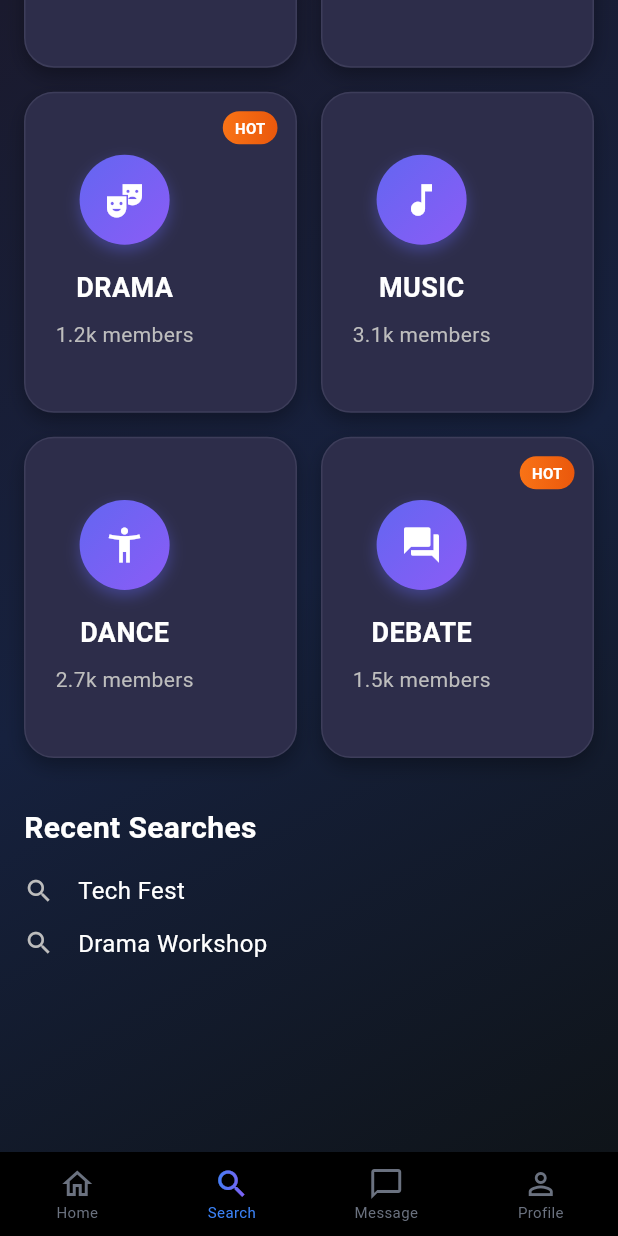
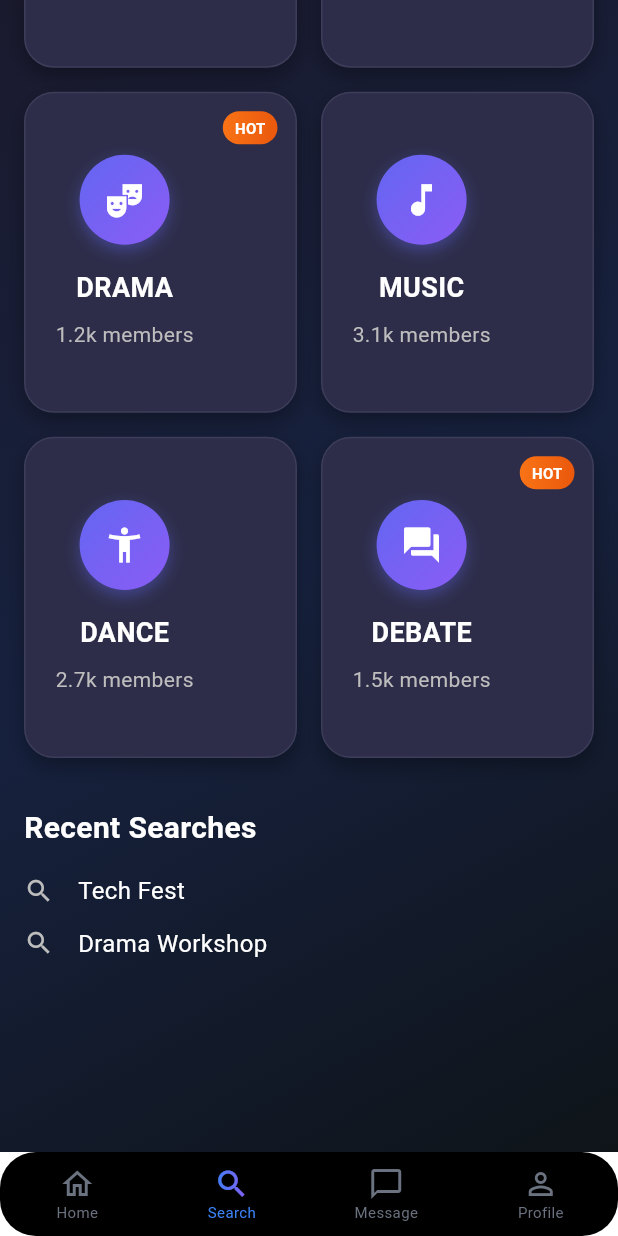
Before and after one commit to WEFT-TIET/FRONTEND, a Flutter app: the screen it shows after launch, item 2 of the bottom bar chosen, scrolled down 346 dp, on a phone screen of 412 x 824 dp. Run offline on Flutter 3.47's test engine with Material 3 defaults, Android fonts, the phone set to English and light mode, and no system bars; our stand-ins replace google_fonts.

Commit message:
Gradient colors and theme adjustments

```diff
--- a/frontend_weft/lib/core/theme/app_pallete.dart
+++ b/frontend_weft/lib/core/theme/app_pallete.dart
@@ -24,4 +24,10 @@ class AppPallete {
 
   static const Color eventCardColor = Color(0xFF2A3A4D);
   static const Color postCardColor = Color.fromARGB(255, 15, 5, 37);
+
+  static const Color transperantColor = Colors.transparent;
+
+  static const Color gradient1 = Color(0xFF1a1a2e);
+  static const Color gradient2 = Color(0xFF16213e);
+  static const Color gradient3 = Color(0xFF0f1419);
 }
--- a/frontend_weft/lib/core/theme/theme.dart
+++ b/frontend_weft/lib/core/theme/theme.dart
@@ -1,27 +1,15 @@
 import 'package:flutter/material.dart';
 import 'package:frontend_weft/core/theme/app_pallete.dart';
-
-class LightAppTheme {
-  static final lightThemeMode = ThemeData.light().copyWith(
-    brightness: Brightness.light,
-    scaffoldBackgroundColor: AppPallete.scaffoldBackgroundColorLight,
-    cardColor: AppPallete.cardColorLight,
-    primaryColor: AppPallete.primaryLight,
-    colorScheme: ColorScheme.light(
-      primary: AppPallete.primaryLight,
-      secondary: AppPallete.secondaryLight,
-    ),
-    textTheme: const TextTheme(
-      bodyLarge: TextStyle(color: AppPallete.textPrimaryLight),
-      bodyMedium: TextStyle(color: AppPallete.textSecondaryLight),
-    ),
-  );
-}
 
 class DarkAppTheme {
   static final darkThemeMode = ThemeData.dark().copyWith(
     brightness: Brightness.dark,
-    scaffoldBackgroundColor: AppPallete.scaffoldBackgroundColorDark,
+    scaffoldBackgroundColor: AppPallete.transperantColor,
+    bottomNavigationBarTheme: const BottomNavigationBarThemeData(
+      backgroundColor: AppPallete.transperantColor,
+      selectedItemColor: AppPallete.primaryDark,
+      unselectedItemColor: AppPallete.textSecondaryDark,
+    ),
     cardColor: AppPallete.cardColorDark,
     primaryColor: AppPallete.primaryDark,
     colorScheme: ColorScheme.dark(
--- a/frontend_weft/lib/features/navbar/navigation.dart
+++ b/frontend_weft/lib/features/navbar/navigation.dart
@@ -1,4 +1,5 @@
 import 'package:flutter/material.dart';
+import 'package:frontend_weft/core/theme/app_pallete.dart';
 import 'package:frontend_weft/features/home/view/pages/home.dart';
 import 'package:frontend_weft/features/messages/view/pages/message.dart';
 import 'package:frontend_weft/features/profile/view/pages/profile.dart';
@@ -16,7 +17,7 @@ class BottomNavBar extends StatefulWidget {
 class _BottomNavBarState extends State<BottomNavBar> {
   int _selectedIndex = 0;
 
-  static List<Widget> _pages = <Widget>[
+  static final List<Widget> _pages = <Widget>[
     HomePage(),
     SearchPage(),
     MessagePage(),
@@ -43,6 +44,7 @@ class _BottomNavBarState extends State<BottomNavBar> {
   @override
   Widget build(BuildContext context) {
     return Scaffold(
+      backgroundColor: AppPallete.transperantColor,
       body: _pages[_selectedIndex],
       bottomNavigationBar: Container(
     decoration: BoxDecoration(
--- a/frontend_weft/lib/features/profile/view/pages/profile.dart
+++ b/frontend_weft/lib/features/profile/view/pages/profile.dart
@@ -1,4 +1,5 @@
 import 'package:flutter/material.dart';
+import 'package:frontend_weft/core/theme/app_pallete.dart';
 import '../widgets/profile_info_row.dart';
 import '../widgets/profile_edit_field.dart';
 import '../widgets/wef_card.dart';
@@ -34,6 +35,7 @@ class _ProfilePageState extends State<ProfilePage> {
     final accent = theme.colorScheme.primary;
 
     return Scaffold(
+      backgroundColor: AppPallete.scaffoldBackgroundColorDark,
       body: CustomScrollView(
         slivers: [
           SliverAppBar(
--- a/frontend_weft/lib/features/search/view/pages/search.dart
+++ b/frontend_weft/lib/features/search/view/pages/search.dart
@@ -1,9 +1,12 @@
 import 'package:flutter/material.dart';
+import 'package:frontend_weft/core/theme/app_pallete.dart';
 import '../widgets/society_card.dart';
 import '../widgets/recent_search_item.dart';
 import 'wefter_page.dart';
 
 class SearchPage extends StatefulWidget {
+  const SearchPage({super.key});
+
   @override
   _SearchPageState createState() => _SearchPageState();
 }
@@ -12,18 +15,45 @@ class _SearchPageState extends State<SearchPage> {
   final TextEditingController _searchController = TextEditingController();
 
   final List<Society> popularSocieties = [
-    Society(name: 'CCS', icon: Icons.computer, memberCount: '2.4k members', isHot: true),
-    Society(name: 'FAPS', icon: Icons.flag, memberCount: '1.8k members', isHot: false),
-    Society(name: 'DRAMA', icon: Icons.theater_comedy, memberCount: '1.2k members', isHot: true),
-    Society(name: 'MUSIC', icon: Icons.music_note, memberCount: '3.1k members', isHot: false),
-    Society(name: 'DANCE', icon: Icons.accessibility_new, memberCount: '2.7k members', isHot: false),
-    Society(name: 'DEBATE', icon: Icons.forum, memberCount: '1.5k members', isHot: true),
+    Society(
+      name: 'CCS',
+      icon: Icons.computer,
+      memberCount: '2.4k members',
+      isHot: true,
+    ),
+    Society(
+      name: 'FAPS',
+      icon: Icons.flag,
+      memberCount: '1.8k members',
+      isHot: false,
+    ),
+    Society(
+      name: 'DRAMA',
+      icon: Icons.theater_comedy,
+      memberCount: '1.2k members',
+      isHot: true,
+    ),
+    Society(
+      name: 'MUSIC',
+      icon: Icons.music_note,
+      memberCount: '3.1k members',
+      isHot: false,
+    ),
+    Society(
+      name: 'DANCE',
+      icon: Icons.accessibility_new,
+      memberCount: '2.7k members',
+      isHot: false,
+    ),
+    Society(
+      name: 'DEBATE',
+      icon: Icons.forum,
+      memberCount: '1.5k members',
+      isHot: true,
+    ),
   ];
 
-  final List<String> recentSearches = [
-    'Tech Fest',
-    'Drama Workshop',
-  ];
+  final List<String> recentSearches = ['Tech Fest', 'Drama Workshop'];
 
   void _navigateToWEFTerPage() {
     Navigator.push(
@@ -41,9 +71,9 @@ class _SearchPageState extends State<SearchPage> {
             begin: Alignment.topLeft,
             end: Alignment.bottomRight,
             colors: [
-              Color(0xFF1a1a2e),
-              Color(0xFF16213e),
-              Color(0xFF0f1419),
+              AppPallete.gradient1,
+              AppPallete.gradient2,
+              AppPallete.gradient3,
             ],
           ),
         ),
@@ -69,14 +99,20 @@ class _SearchPageState extends State<SearchPage> {
                             ),
                           ),
                           child: Container(
-                            padding: EdgeInsets.symmetric(horizontal: 20, vertical: 16),
+                            padding: EdgeInsets.symmetric(
+                              horizontal: 20,
+                              vertical: 16,
+                            ),
                             child: Row(
                               children: [
                                 Icon(Icons.search, color: Colors.grey[400]),
                                 SizedBox(width: 12),
                                 Text(
                                   'Search students, societies, events...',
-                                  style: TextStyle(color: Colors.grey[400], fontSize: 16),
+                                  style: TextStyle(
+                                    color: Colors.grey[400],
+                                    fontSize: 16,
+                                  ),
                                 ),
                               ],
                             ),
@@ -107,7 +143,9 @@ class _SearchPageState extends State<SearchPage> {
                           return SocietyCard(
                             society: popularSocieties[index],
                             onTap: () {
-                              print('Tapped on ${popularSocieties[index].name}');
+                              print(
+                                'Tapped on ${popularSocieties[index].name}',
+                              );
                             },
                           );
                         },
@@ -122,12 +160,14 @@ class _SearchPageState extends State<SearchPage> {
                         ),
                       ),
                       SizedBox(height: 16),
-                      ...recentSearches.map((search) => RecentSearchItem(
-                        searchText: search,
-                        onTap: () {
-                          _navigateToWEFTerPage();
-                        },
-                      )).toList(),
+                      ...recentSearches.map(
+                        (search) => RecentSearchItem(
+                          searchText: search,
+                          onTap: () {
+                            _navigateToWEFTerPage();
+                          },
+                        ),
+                      ),
                       SizedBox(height: 100),
                     ],
                   ),
@@ -140,7 +180,6 @@ class _SearchPageState extends State<SearchPage> {
     );
   }
 }
-
 
 class Society {
   final String name;
@@ -160,11 +199,7 @@ class SocietyCard extends StatelessWidget {
   final Society society;
   final VoidCallback onTap;
 
-  const SocietyCard({
-    Key? key,
-    required this.society,
-    required this.onTap,
-  }) : super(key: key);
+  const SocietyCard({super.key, required this.society, required this.onTap});
 
   @override
   Widget build(BuildContext context) {
@@ -174,10 +209,7 @@ class SocietyCard extends StatelessWidget {
         decoration: BoxDecoration(
           color: Color(0xFF2d2d4a),
           borderRadius: BorderRadius.circular(20),
-          border: Border.all(
-            color: Color(0xFF3d3d5a),
-            width: 1,
-          ),
+          border: Border.all(color: Color(0xFF3d3d5a), width: 1),
           boxShadow: [
             BoxShadow(
               color: Colors.black.withOpacity(0.3),
@@ -201,10 +233,7 @@ class SocietyCard extends StatelessWidget {
                       gradient: LinearGradient(
                         begin: Alignment.topLeft,
                         end: Alignment.bottomRight,
-                        colors: [
-                          Color(0xFF6366f1),
-                          Color(0xFF8b5cf6),
-                        ],
+                        colors: [Color(0xFF6366f1), Color(0xFF8b5cf6)],
                       ),
                       shape: BoxShape.circle,
                       boxShadow: [
@@ -215,11 +244,7 @@ class SocietyCard extends StatelessWidget {
                         ),
                       ],
                     ),
-                    child: Icon(
-                      society.icon,
-                      color: Colors.white,
-                      size: 28,
-                    ),
+                    child: Icon(society.icon, color: Colors.white, size: 28),
                   ),
 
                   SizedBox(height: 16),
@@ -239,10 +264,7 @@ class SocietyCard extends StatelessWidget {
                   // Member Count
                   Text(
                     society.memberCount,
-                    style: TextStyle(
-                      color: Colors.grey[400],
-                      fontSize: 14,
-                    ),
+                    style: TextStyle(color: Colors.grey[400], fontSize: 14),
                   ),
                 ],
               ),
@@ -257,10 +279,7 @@ class SocietyCard extends StatelessWidget {
                   padding: EdgeInsets.symmetric(horizontal: 8, vertical: 4),
                   decoration: BoxDecoration(
                     gradient: LinearGradient(
-                      colors: [
-                        Color(0xFFf97316),
-                        Color(0xFFea580c),
-                      ],
+                      colors: [Color(0xFFf97316), Color(0xFFea580c)],
                     ),
                     borderRadius: BorderRadius.circular(12),
                   ),
@@ -286,10 +305,10 @@ class RecentSearchItem extends StatelessWidget {
   final VoidCallback onTap;
 
   const RecentSearchItem({
-    Key? key,
+    super.key,
     required this.searchText,
     required this.onTap,
-  }) : super(key: key);
+  });
 
   @override
   Widget build(BuildContext context) {
@@ -299,18 +318,11 @@ class RecentSearchItem extends StatelessWidget {
         margin: EdgeInsets.only(bottom: 12),
         child: Row(
           children: [
-            Icon(
-              Icons.search,
-              color: Colors.grey[400],
-              size: 20,
-            ),
+            Icon(Icons.search, color: Colors.grey[400], size: 20),
             SizedBox(width: 16),
             Text(
               searchText,
-              style: TextStyle(
-                color: Colors.white,
-                fontSize: 16,
-              ),
+              style: TextStyle(color: Colors.white, fontSize: 16),
             ),
           ],
         ),
@@ -324,10 +336,10 @@ class CustomBottomNavigationBar extends StatelessWidget {
   final Function(int) onTap;
 
   const CustomBottomNavigationBar({
-    Key? key,
+    super.key,
     required this.currentIndex,
     required this.onTap,
-  }) : super(key: key);
+  });
 
   @override
   Widget build(BuildContext context) {
@@ -335,9 +347,7 @@ class CustomBottomNavigationBar extends StatelessWidget {
       height: 80,
       decoration: BoxDecoration(
         color: Color(0xFF1a1a2e),
-        border: Border(
-          top: BorderSide(color: Color(0xFF2d2d4a), width: 1),
-        ),
+        border: Border(top: BorderSide(color: Color(0xFF2d2d4a), width: 1)),
       ),
       child: Row(
         mainAxisAlignment: MainAxisAlignment.spaceAround,
@@ -383,6 +393,8 @@ class CustomBottomNavigationBar extends StatelessWidget {
 
 // WEFTer Page Class
 class WEFTerPage extends StatefulWidget {
+  const WEFTerPage({super.key});
+
   @override
   _WEFTerPageState createState() => _WEFTerPageState();
 }
@@ -400,11 +412,7 @@ class _WEFTerPageState extends State<WEFTerPage> {
           gradient: LinearGradient(
             begin: Alignment.topLeft,
             end: Alignment.bottomRight,
-            colors: [
-              Color(0xFF1a1a2e),
-              Color(0xFF16213e),
-              Color(0xFF0f1419),
-            ],
+            colors: [Color(0xFF1a1a2e), Color(0xFF16213e), Color(0xFF0f1419)],
           ),
         ),
         child: SafeArea(
@@ -445,10 +453,7 @@ class _WEFTerPageState extends State<WEFTerPage> {
                       decoration: BoxDecoration(
                         color: Color(0xFF2d2d4a),
                         borderRadius: BorderRadius.circular(24),
-                        border: Border.all(
-                          color: Color(0xFF3d3d5a),
-                          width: 1,
-                        ),
+                        border: Border.all(color: Color(0xFF3d3d5a), width: 1),
                         boxShadow: [
                           BoxShadow(
                             color: Colors.black.withOpacity(0.3),
@@ -584,10 +589,7 @@ class _WEFTerPageState extends State<WEFTerPage> {
           decoration: BoxDecoration(
             color: Color(0xFF3d3d5a),
             borderRadius: BorderRadius.circular(12),
-            border: Border.all(
-              color: Color(0xFF4d4d6a),
-              width: 1,
-            ),
+            border: Border.all(color: Color(0xFF4d4d6a), width: 1),
           ),
           child: TextField(
             controller: controller,
@@ -596,7 +598,10 @@ class _WEFTerPageState extends State<WEFTerPage> {
               hintText: placeholder,
               hintStyle: TextStyle(color: Colors.grey[500]),
               border: InputBorder.none,
-              contentPadding: EdgeInsets.symmetric(horizontal: 16, vertical: 14),
+              contentPadding: EdgeInsets.symmetric(
+                horizontal: 16,
+                vertical: 14,
+              ),
             ),
           ),
         ),
--- a/frontend_weft/lib/features/search/view/widgets/recent_search_item.dart
+++ b/frontend_weft/lib/features/search/view/widgets/recent_search_item.dart
@@ -5,10 +5,10 @@ class RecentSearchItem extends StatelessWidget {
   final VoidCallback onTap;
 
   const RecentSearchItem({
-    Key? key,
+    super.key,
     required this.searchText,
     required this.onTap,
-  }) : super(key: key);
+  });
 
   @override
   Widget build(BuildContext context) {
--- a/frontend_weft/lib/features/search/view/widgets/society_card.dart
+++ b/frontend_weft/lib/features/search/view/widgets/society_card.dart
@@ -6,10 +6,10 @@ class SocietyCard extends StatelessWidget {
   final VoidCallback onTap;
 
   const SocietyCard({
-    Key? key,
+    super.key,
     required this.society,
     required this.onTap,
-  }) : super(key: key);
+  });
 
   @override
   Widget build(BuildContext context) {
--- a/frontend_weft/lib/main.dart
+++ b/frontend_weft/lib/main.dart
@@ -29,9 +29,7 @@ class _MyAppState extends State<MyApp> {
     return MaterialApp(
       debugShowCheckedModeBanner: false,
       title: 'WEFT',
-      theme: LightAppTheme.lightThemeMode,
-      darkTheme: DarkAppTheme.darkThemeMode,
-      themeMode: _isDarkMode ? ThemeMode.dark : ThemeMode.light,
+      theme: DarkAppTheme.darkThemeMode,
       home: BottomNavBar(onThemeToggle: _toggleTheme),
     );
   }
```
Also changed, not shown: frontend_weft/lib/features/home/view/pages/home.dart (+31 -18 lines), frontend_weft/lib/features/messages/view/pages/message.dart (+8 -4 lines), frontend_weft/lib/features/search/view/pages/wefter_page.dart (+4 -3 lines).
